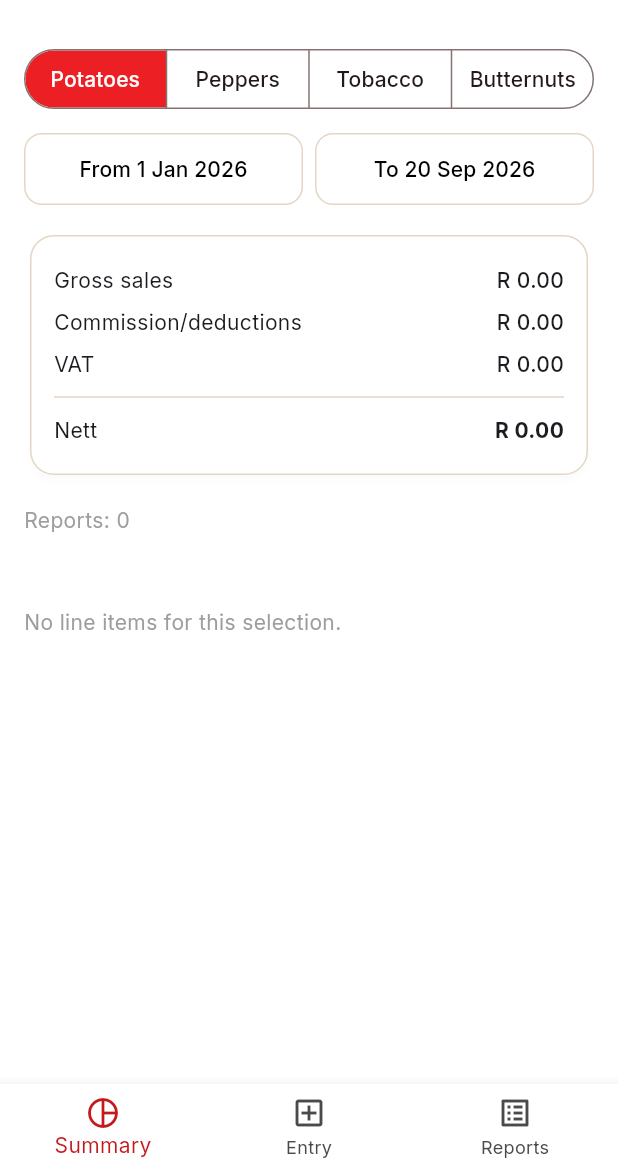
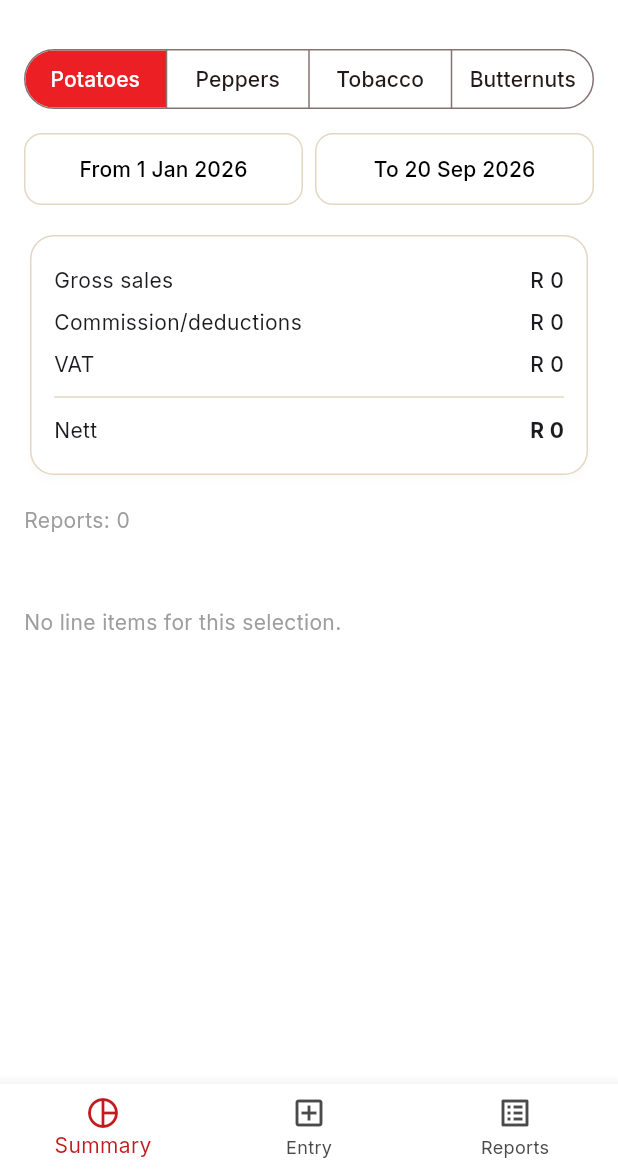
Before and after one commit to DFourie87/Nanini, a Flutter app: the SalesHomeScreen screen opened directly, on a phone screen of 412 x 824 dp, the part 65-1236 px from its top. Run offline on Flutter 3.47's test engine with Material 3 defaults, Android fonts, the phone set to English and light mode, and no system bars; our stand-ins replace csv, fl_chart, flutter_map, google_fonts, latlong2, pdf and 4 more; accounts and stored records are empty; network calls fail.

Commit message:
Format all Rand amounts as whole numbers with space-grouped thousands
fmtR() is the single shared money formatter used across sales,
delivery, hours and diesel -- switched it from "R 12,345.00" to
"R 12 345": no cents, and spaces instead of commas between
thousands groups, everywhere it's used.

Co-Authored-By: Claude Sonnet 5 <noreply@anthropic.com>
Claude-Session: https://claude.ai/code/session_0154FLxM7bQ7qjn16GE6RHFv

```diff
--- a/nanini_app/lib/core/formatters.dart
+++ b/nanini_app/lib/core/formatters.dart
@@ -1,17 +1,19 @@
 import 'package:intl/intl.dart';
 
-final _rFormat = NumberFormat('#,##0.00', 'en_US');
+final _rFormat = NumberFormat('#,##0', 'en_US');
 final _lFormat = NumberFormat('#,##0.0', 'en_US');
 final _lWholeFormat = NumberFormat('#,##0', 'en_US');
 final _dateFormat = DateFormat('yyyy-MM-dd');
 final _dateDisplayFormat = DateFormat('d MMM yyyy');
 final _dateTimeDisplayFormat = DateFormat('d MMM yyyy, HH:mm');
 
-/// South African Rand formatting, matching the web app's `fmtR()`.
+/// South African Rand formatting -- whole rands only, space-grouped
+/// thousands (e.g. "R 12 345"), no cents and no comma separator.
 String fmtR(num? n) {
   final v = n ?? 0;
   final sign = v < 0 ? '-' : '';
-  return 'R $sign${_rFormat.format(v.abs())}'.replaceFirst('R -', '-R ');
+  final formatted = _rFormat.format(v.abs()).replaceAll(',', ' ');
+  return 'R $sign$formatted'.replaceFirst('R -', '-R ');
 }
 
 /// Litres formatting, matching the web app's `fmtL()`.
```
